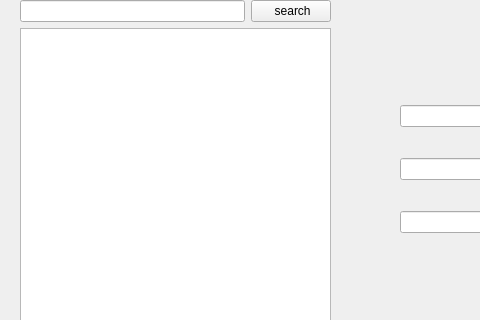
This is Modules/module03/PhoneBookApp/mainwindow.ui in cmh0728/SEA-ME-warm-up as Qt 5 draws it before an edit; both pictures show x 0 to 480 and y 0 to 320 of the 810 by 447 pixel window. The edited form follows.
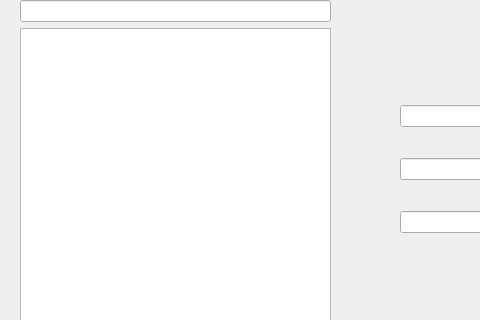
This is the edited form.

Diff of the .ui file:
```diff
--- a/Modules/module03/PhoneBookApp/mainwindow.ui
+++ b/Modules/module03/PhoneBookApp/mainwindow.ui
@@ -64,22 +64,14 @@
     </property>
     <layout class="QVBoxLayout" name="verticalLayout_2">
      <item>
-      <layout class="QHBoxLayout" name="horizontalLayout_2">
+      <layout class="QHBoxLayout" name="horizontalLayout_2"/>
+     </item>
        <item>
         <widget class="QLineEdit" name="searchEdit">
          <property name="text">
           <string/>
          </property>
         </widget>
-       </item>
-       <item>
-        <widget class="QPushButton" name="pushButton_3">
-         <property name="text">
-          <string>   search  </string>
-         </property>
-        </widget>
-       </item>
-      </layout>
      </item>
      <item>
       <widget class="QListWidget" name="contactListWidget"/>
```
Lines whose indentation alone changed are shown as unchanged.
